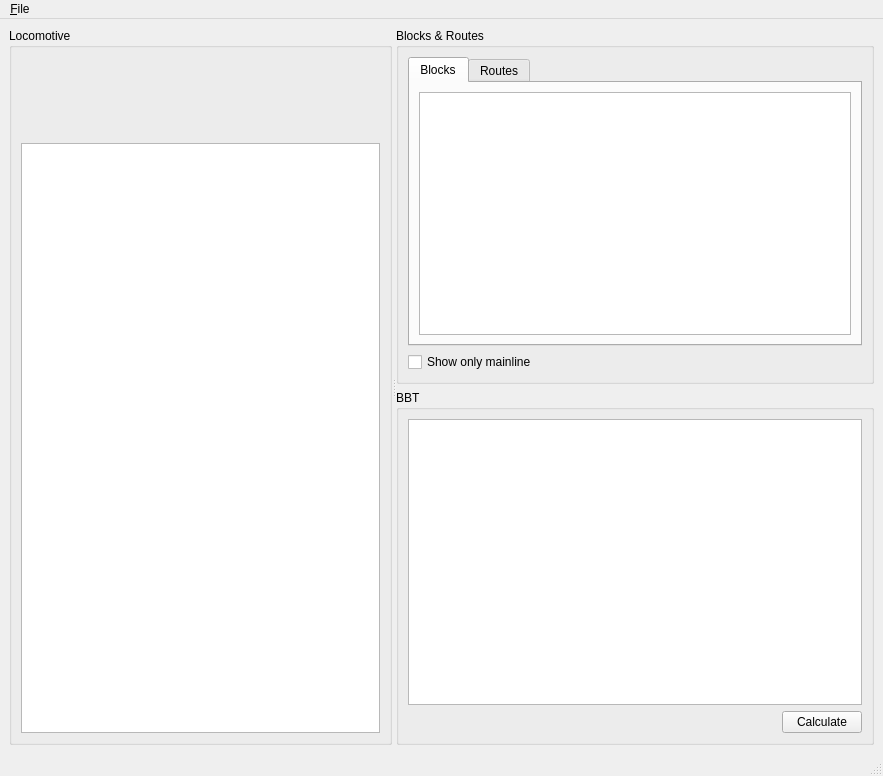
Qt form src/gui/forms/mainwindow.ui (GaryMatthews/RocrailBBTCalculator) before a commit.
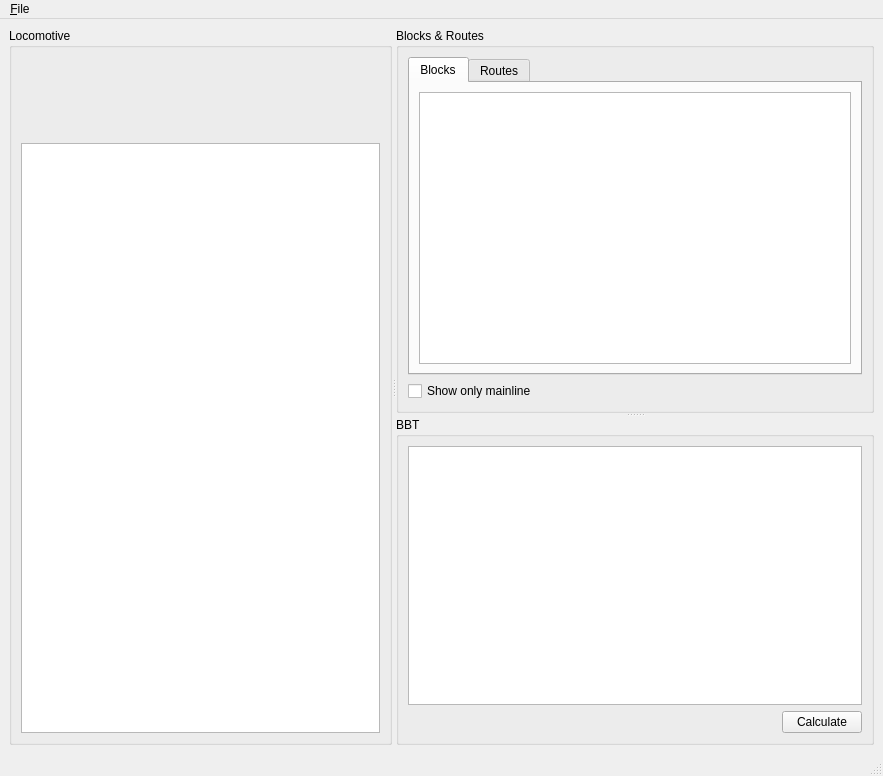
The same form after that commit. Icons and pictures are not drawn.

Commit message: (=) change layout: block & routes and BBT box now have a splitter to change size of BBT box

```diff
--- a/src/gui/forms/mainwindow.ui
+++ b/src/gui/forms/mainwindow.ui
@@ -16,7 +16,7 @@
   <widget class="QWidget" name="centralwidget">
    <layout class="QGridLayout" name="gridLayout_4">
     <item row="0" column="0">
-     <widget class="QSplitter" name="splitter">
+     <widget class="QSplitter" name="splitter_2">
       <property name="orientation">
        <enum>Qt::Horizontal</enum>
       </property>
@@ -43,9 +43,10 @@
         </item>
        </layout>
       </widget>
-      <widget class="QWidget" name="layoutWidget">
-       <layout class="QVBoxLayout" name="verticalLayout">
-        <item>
+      <widget class="QSplitter" name="splitter">
+       <property name="orientation">
+        <enum>Qt::Vertical</enum>
+       </property>
          <widget class="QGroupBox" name="blocksRoutesBox">
           <property name="title">
            <string>Blocks &amp;&amp; Routes</string>
@@ -87,8 +88,6 @@
            </item>
           </layout>
          </widget>
-        </item>
-        <item>
          <widget class="QGroupBox" name="bbtBox">
           <property name="title">
            <string>BBT</string>
@@ -119,8 +118,6 @@
            </item>
           </layout>
          </widget>
-        </item>
-       </layout>
       </widget>
      </widget>
     </item>
```
Lines whose indentation alone changed are shown as unchanged.
